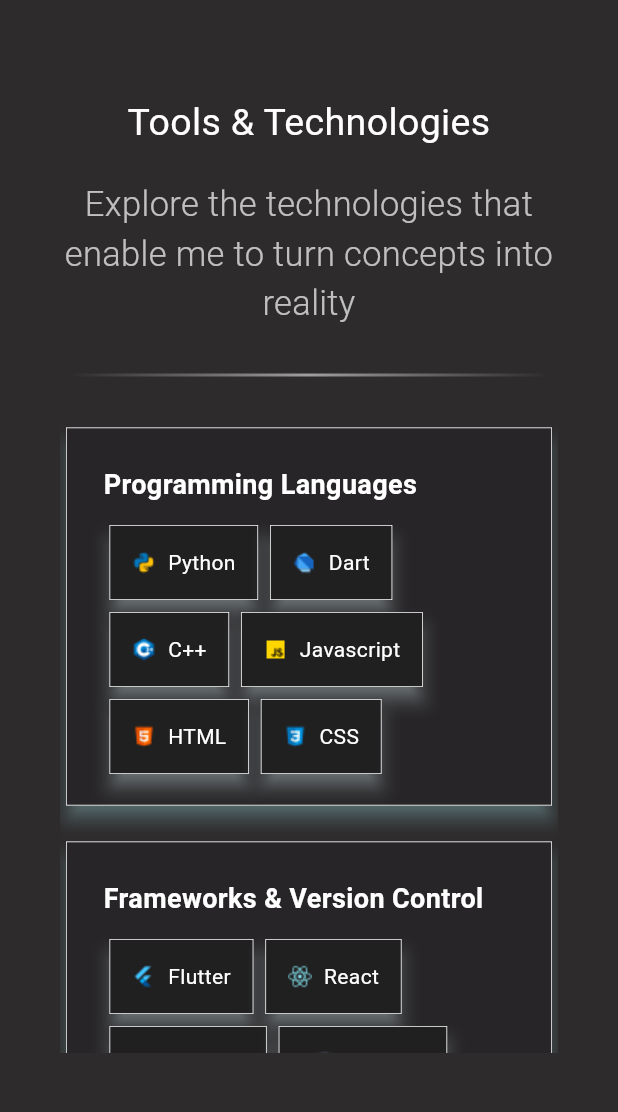
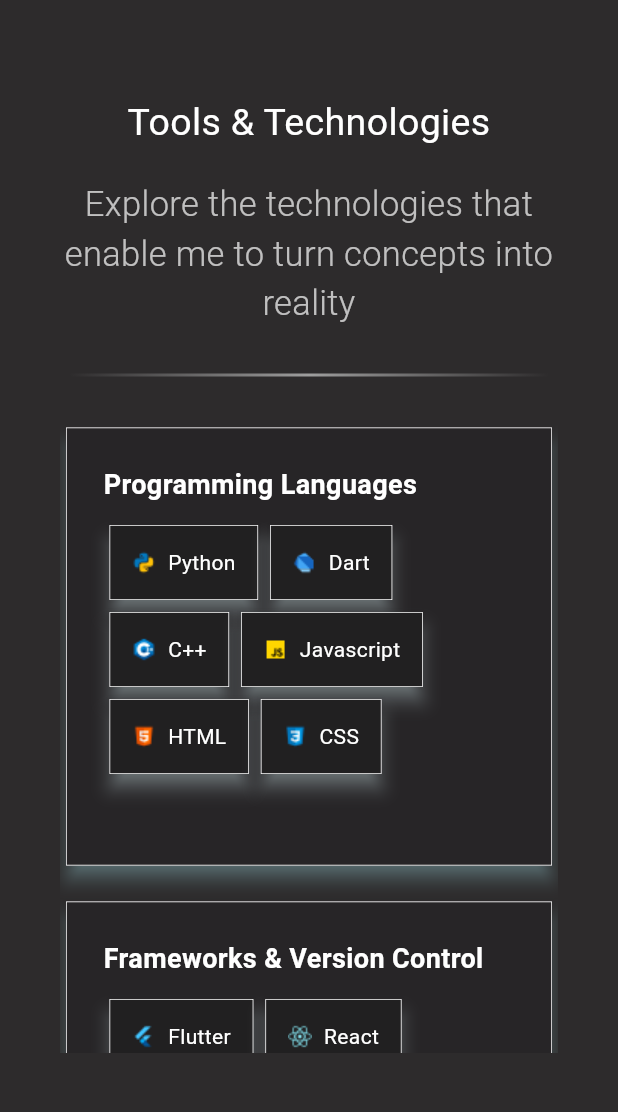
Before and after one commit to anshuvarma/flutter_portfolio, a Flutter app: the SkillsPage screen opened directly, on a phone screen of 412 x 824 dp, the part 63-1175 px from its top. Run offline on Flutter 3.47's test engine with Material 3 defaults, Android fonts, the phone set to English and light mode, and no system bars.

```diff
--- a/lib/pages/projects_page.dart
+++ b/lib/pages/projects_page.dart
@@ -82,7 +82,7 @@ class ProjectsPage extends StatelessWidget {
                 // const SizedBox(height: 20.0),
                 Expanded(
                   child: RowCardWidget(
-                    mainAxisExtent: isMobile ? 290.0 : 320.0, //card height
+                    mainAxisExtent: isMobile ? 320.0 : 320.0, //card height
                     cardDesc: cardDescWidgets,
                     // maxCrossAxisExtent: 400.0,
                     mainAxisSpacing: 16.0,
--- a/lib/pages/skills_page.dart
+++ b/lib/pages/skills_page.dart
@@ -101,7 +101,7 @@ class SkillsPage extends StatelessWidget {
                 // const SizedBox(height: 20.0),
                 Expanded(
                   child: RowCardWidget(
-                    mainAxisExtent: isMobile ? 260.0 : 300.0,
+                    mainAxisExtent: isMobile ? 300.0 : 300.0,
                     cardTitles: cardTitles,
                     cardDesc: cardDesc,
                     // maxCrossAxisExtent: 100.0,
```
Also changed, not shown: lib/pages/education_page.dart (+6 -2 lines), lib/pages/experience_page.dart (+6 -2 lines), lib/pages/home_page.dart (+6 -2 lines).
